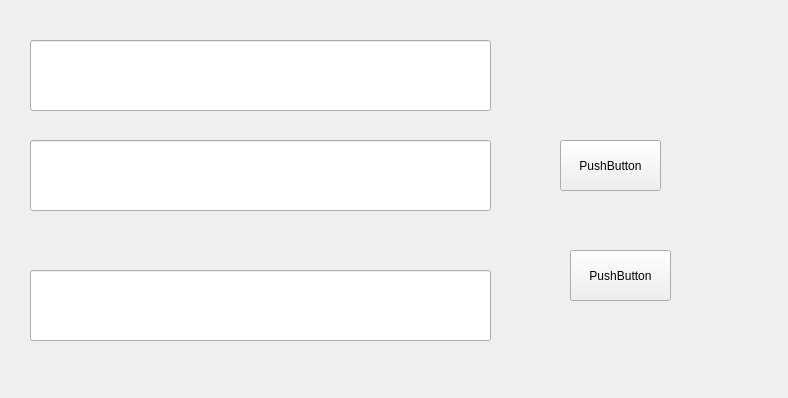
Before: the Qt Designer form widget.ui in zuotian0222/InputMethod, drawn with Qt 5.
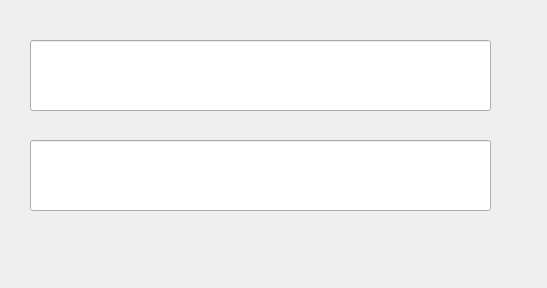
After: the same form once the commit is applied.

What changed in the file:
```diff
--- a/widget.ui
+++ b/widget.ui
@@ -6,8 +6,8 @@
    <rect>
     <x>0</x>
     <y>0</y>
-    <width>788</width>
-    <height>398</height>
+    <width>547</width>
+    <height>288</height>
    </rect>
   </property>
   <property name="windowTitle">
@@ -39,45 +39,6 @@
     <string notr="true">font: 20pt &quot;黑体&quot;;</string>
    </property>
   </widget>
-  <widget class="QLineEdit" name="lineEdit_3">
-   <property name="geometry">
-    <rect>
-     <x>30</x>
-     <y>270</y>
-     <width>461</width>
-     <height>71</height>
-    </rect>
-   </property>
-   <property name="styleSheet">
-    <string notr="true">font: 20pt &quot;黑体&quot;;</string>
-   </property>
-  </widget>
-  <widget class="QPushButton" name="pushButton">
-   <property name="geometry">
-    <rect>
-     <x>560</x>
-     <y>140</y>
-     <width>101</width>
-     <height>51</height>
-    </rect>
-   </property>
-   <property name="text">
-    <string>PushButton</string>
-   </property>
-  </widget>
-  <widget class="QPushButton" name="pushButton_2">
-   <property name="geometry">
-    <rect>
-     <x>570</x>
-     <y>250</y>
-     <width>101</width>
-     <height>51</height>
-    </rect>
-   </property>
-   <property name="text">
-    <string>PushButton</string>
-   </property>
-  </widget>
  </widget>
  <resources/>
  <connections/>
```
